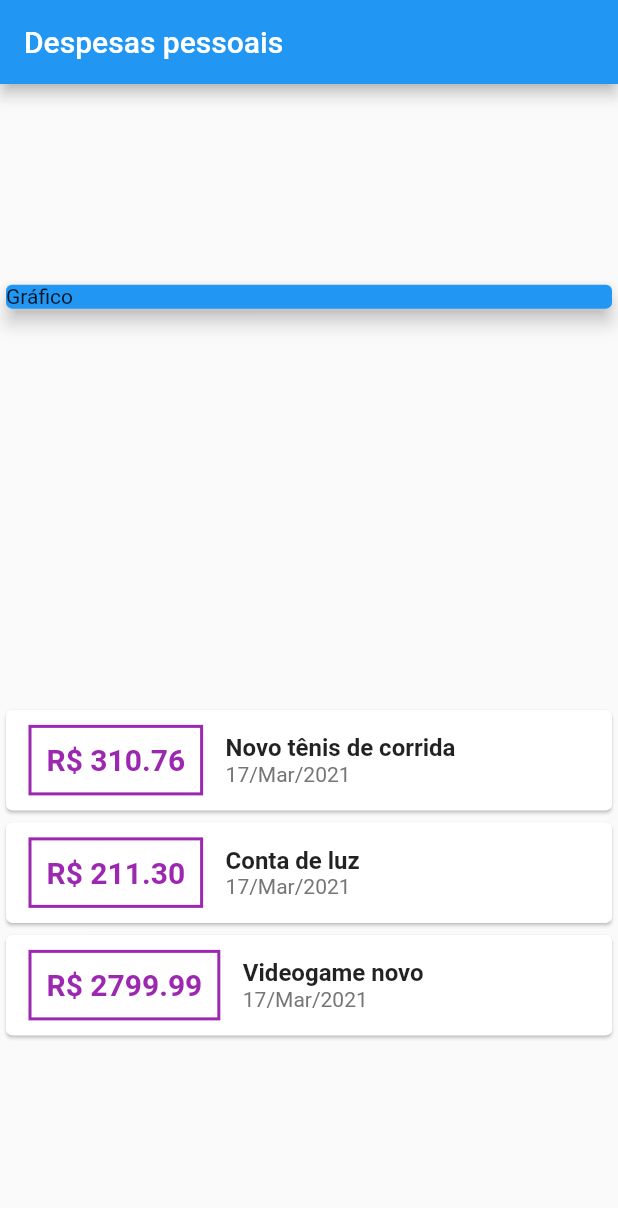
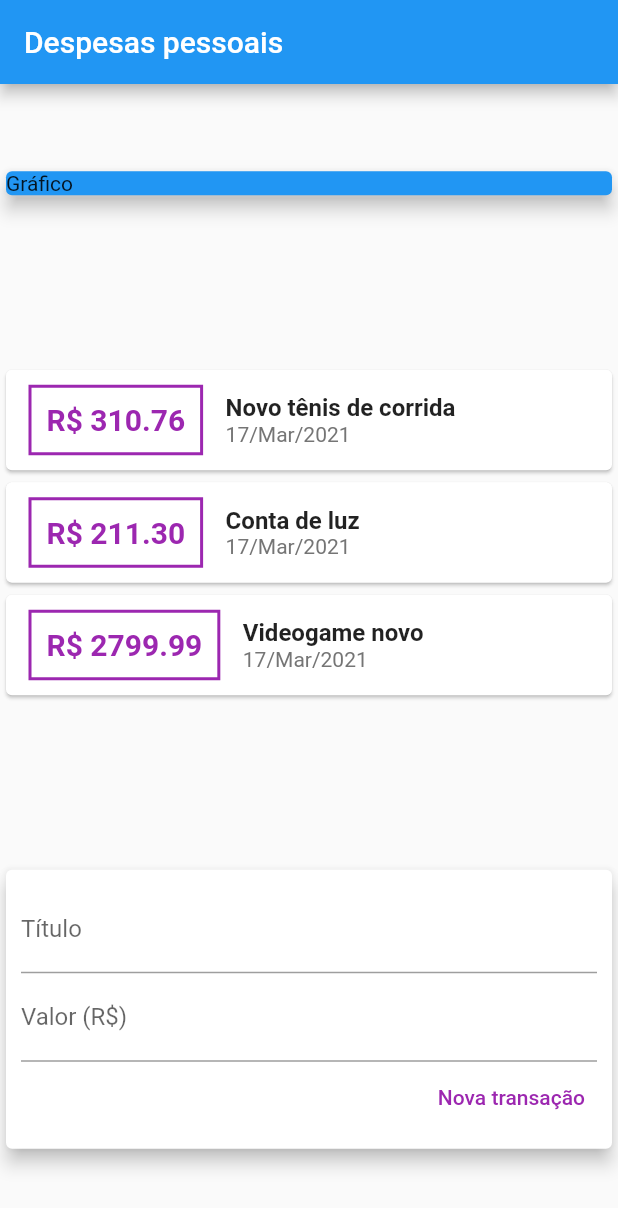
Before and after one commit to diegowinter/curso-flutter, a Flutter app: the screen it shows after launch, on a phone screen of 412 x 824 dp. Shown: the top 1208 px of the screen. Run offline on Flutter 3.47's test engine with Material 2 defaults, Android fonts, the phone set to English and light mode, and no system bars.

Commit message:
project(despesas pessoais): usando TextField

```diff
--- a/expenses/lib/main.dart
+++ b/expenses/lib/main.dart
@@ -14,6 +14,9 @@ class ExpensesApp extends StatelessWidget {
 }
 
 class MyHomePage extends StatelessWidget {
+  final titleController =TextEditingController();
+  final valueController = TextEditingController();
+
   final _transactions = [
     Transaction(
       id: 't1',
@@ -100,6 +103,45 @@ class MyHomePage extends StatelessWidget {
                 ),
               );
             }).toList()
+          ),
+          Card(
+            elevation: 5,
+            child: Padding(
+              padding: const EdgeInsets.all(10),
+              child: Column(
+                children: [
+                  TextField(
+                    controller: titleController,
+                    decoration: InputDecoration(
+                      labelText: 'Título'
+                    ),
+                  ),
+                  TextField(
+                    controller: valueController,
+                    decoration: InputDecoration(
+                      labelText: 'Valor (R\$)'
+                    ),
+                  ),
+                  Row(
+                    mainAxisAlignment: MainAxisAlignment.end,
+                    children: [
+                      TextButton(
+                        child: Text(
+                          'Nova transação',
+                          style: TextStyle(
+                            color: Colors.purple
+                          ),
+                        ),
+                        onPressed: () {
+                          print(titleController.text);
+                          print(valueController.text);
+                        },
+                      ),
+                    ],
+                  )
+                ],
+              ),
+            ),
           )
         ],
       )
```
